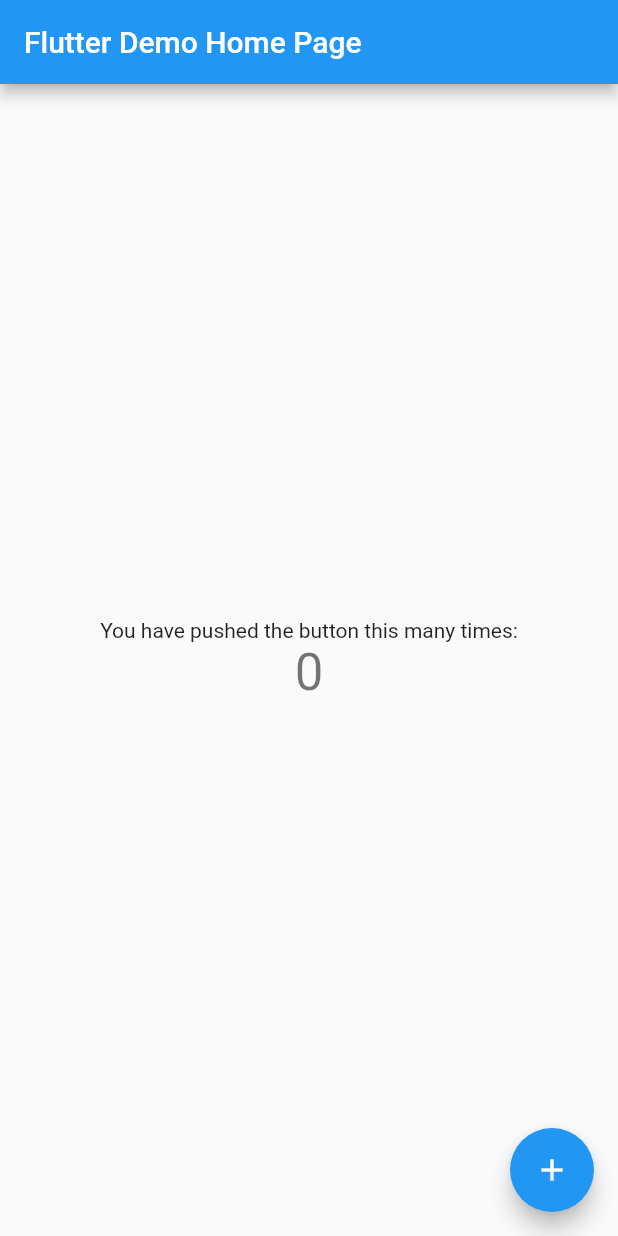
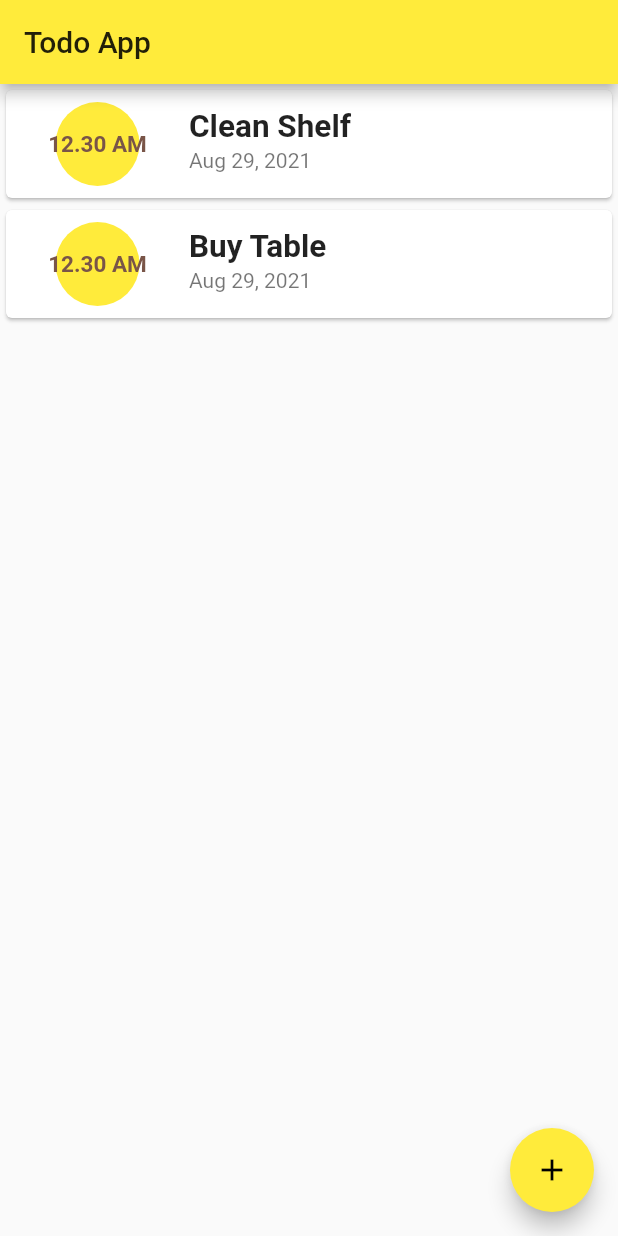
Before and after one commit to adityatawade12/flutter_todo, a Flutter app: the screen it shows after launch, on a phone screen of 412 x 824 dp. Run offline on Flutter 3.47's test engine with Material 2 defaults, Android fonts, the phone set to English and light mode, and no system bars.

Commit message:
created list and empty screen

```diff
--- a/lib/main.dart
+++ b/lib/main.dart
@@ -1,4 +1,5 @@
 import 'package:flutter/material.dart';
+import 'package:todo_app/widgets/taskList.dart';
 
 void main() {
   runApp(MyApp());
@@ -11,9 +12,9 @@ class MyApp extends StatelessWidget {
     return MaterialApp(
       title: 'Flutter Demo',
       theme: ThemeData(
-        primarySwatch: Colors.blue,
+        primarySwatch: Colors.yellow,
       ),
-      home: MyHomePage(title: 'Flutter Demo Home Page'),
+      home: MyHomePage(title: 'Todo App'),
     );
   }
 }
@@ -42,20 +43,7 @@ class _MyHomePageState extends State<MyHomePage> {
       appBar: AppBar(
         title: Text(widget.title),
       ),
-      body: Center(
-        child: Column(
-          mainAxisAlignment: MainAxisAlignment.center,
-          children: <Widget>[
-            Text(
-              'You have pushed the button this many times:',
-            ),
-            Text(
-              '$_counter',
-              style: Theme.of(context).textTheme.headline4,
-            ),
-          ],
-        ),
-      ),
+      body: TaskList(),
       floatingActionButton: FloatingActionButton(
         onPressed: _incrementCounter,
         tooltip: 'Increment',
--- /dev/null
+++ b/lib/models/task.dart
@@ -0,0 +1,7 @@
+class Task {
+  final String taskName;
+  final String id;
+  final DateTime date;
+
+  Task({required this.taskName, required this.id, required this.date});
+}
--- /dev/null
+++ b/lib/widgets/taskList.dart
@@ -0,0 +1,89 @@
+import 'package:flutter/material.dart';
+import 'package:todo_app/models/task.dart';
+import 'package:intl/intl.dart';
+// import 'package:uuid/uuid.dart';
+
+class TaskList extends StatelessWidget {
+  // final uuid = Uuid();
+  final List<Task> tasks = [
+    Task(taskName: "Clean Shelf", id: "1", date: DateTime.now()),
+    Task(taskName: "Buy Table", id: "2", date: DateTime.now()),
+  ];
+
+  @override
+  Widget build(BuildContext context) {
+    return tasks.isEmpty
+        ? LayoutBuilder(builder: (ctx, constraints) {
+            return Column(
+              crossAxisAlignment: CrossAxisAlignment.center,
+              children: [
+                SizedBox(
+                  height: constraints.maxHeight * 0.3,
+                ),
+                Text(
+                  "Add a new Task!",
+                  style: TextStyle(fontSize: 25),
+                ),
+                SizedBox(
+                  height: 20,
+                  width: double.infinity,
+                ),
+                Container(
+                  height: constraints.maxHeight * 0.3,
+                  padding: EdgeInsets.only(left: 50),
+                  child: Image.asset("assets/images/note.png"),
+                )
+              ],
+            );
+          })
+        : ListView.builder(
+            itemBuilder: (ctx, index) {
+              return Card(
+                child: ListTile(
+                  // leading: CircleAvatar(
+                  //   backgroundColor: Theme.of(context).accentColor,
+                  //   radius: 45,
+                  //   child: Padding(
+                  //     padding: EdgeInsets.all(20),
+                  //     child: FittedBox(
+                  //       child: Text(
+                  //         "12.30 AM",
+                  //         style: TextStyle(
+                  //             color: Colors.brown,
+                  //             fontWeight: FontWeight.bold,
+                  //             fontSize: 30),
+                  //       ),
+                  //     ),
+                  //   ),
+                  // ),
+                  leading: Container(
+                    width: 90,
+                    height: 80,
+                    padding: EdgeInsets.all(10),
+                    decoration: BoxDecoration(
+                        color: Theme.of(context).accentColor,
+                        shape: BoxShape.circle),
+                    child: Center(
+                      child: Text(
+                        "12.30 AM",
+                        // textAlign: TextAlign.center,
+                        style: TextStyle(
+                          color: Colors.brown,
+                          fontWeight: FontWeight.bold,
+                          fontSize: 15,
+                        ),
+                      ),
+                    ),
+                  ),
+                  title: Text(
+                    tasks[index].taskName,
+                    style: TextStyle(fontWeight: FontWeight.bold, fontSize: 21),
+                  ),
+                  subtitle: Text(DateFormat.yMMMd().format(tasks[index].date)),
+                ),
+              );
+            },
+            itemCount: tasks.length,
+          );
+  }
+}
--- a/pubspec.yaml
+++ b/pubspec.yaml
@@ -28,6 +28,7 @@ dependencies:
   # The following adds the Cupertino Icons font to your application.
   # Use with the CupertinoIcons class for iOS style icons.
   cupertino_icons: ^1.0.2
+  intl: ^0.17.0
 
 dev_dependencies:
   flutter_test:
@@ -45,8 +46,8 @@ flutter:
   uses-material-design: true
 
   # To add assets to your application, add an assets section, like this:
-  # assets:
-  #   - images/a_dot_burr.jpeg
+  assets:
+    - assets/images/note.png
   #   - images/a_dot_ham.jpeg
 
   # An image asset can refer to one or more resolution-specific "variants", see
```
Also changed, not shown: assets/images/note.png (added), pubspec.lock.
